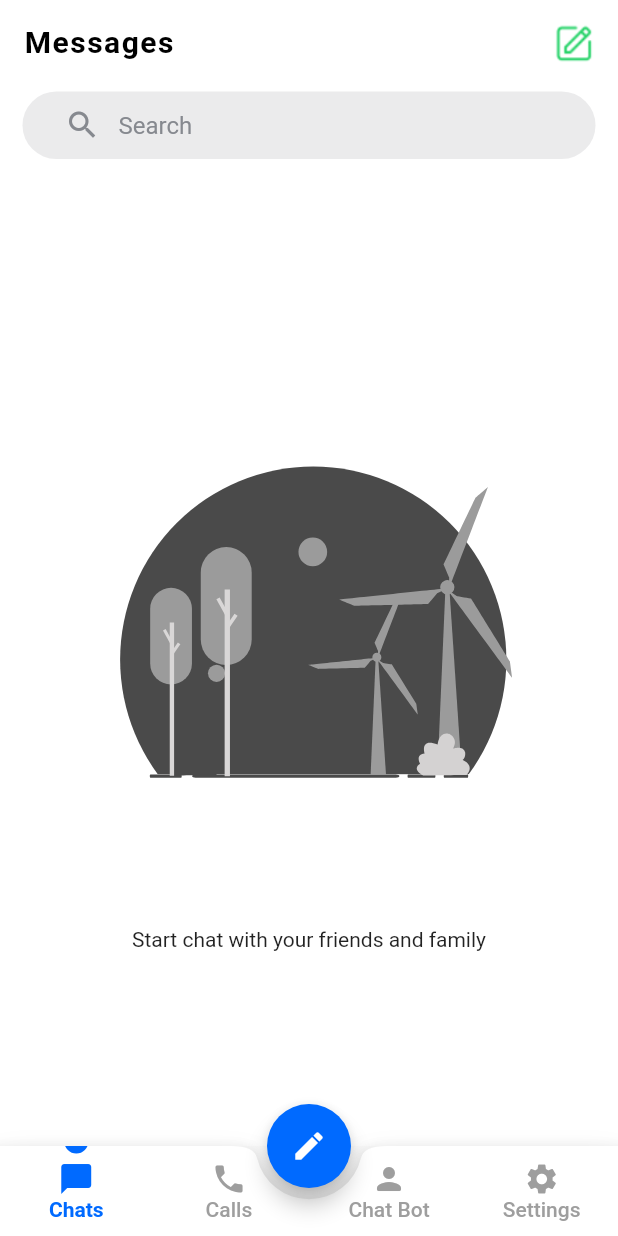
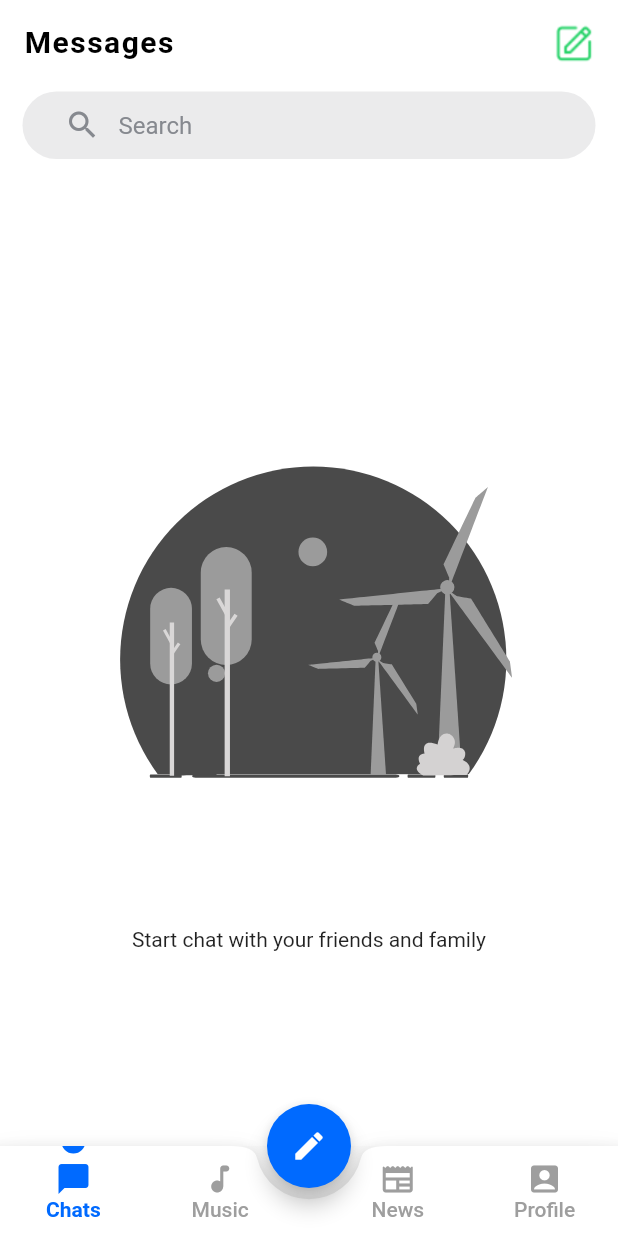
Before and after one commit to chitraarasu/Jabber, a Flutter app: the Home screen opened directly, on a phone screen of 412 x 824 dp. Run offline on Flutter 3.47's test engine with Material 2 defaults, Android fonts, the phone set to English and light mode, and no system bars; our stand-ins replace cloud_firestore, firebase_auth, firebase_core, firebase_storage, get, image_picker and 5 more; missing offline and left inert: country_pickers, encrypt, qr_code_scanner; accounts and stored records are empty; network calls fail; project files that could hold a hidden picture were left out.

```diff
--- a/lib/controller/controller.dart
+++ b/lib/controller/controller.dart
@@ -1,6 +1,6 @@
 import 'dart:io';
 
-import 'package:chatting_application/screens/calls.dart';
+import 'package:chatting_application/screens/music.dart';
 import 'package:chatting_application/screens/chat_list.dart';
 import 'package:chatting_application/screens/create_new_channel_or_join_channel.dart';
 import 'package:chatting_application/screens/settings.dart';
@@ -9,6 +9,7 @@ import 'package:country_pickers/country_pickers.dart';
 import 'package:get/get.dart';
 
 import '../screens/chat_bot.dart';
+import '../screens/news.dart';
 
 class Controller extends GetxController {
   var _index = 0;
@@ -25,8 +26,8 @@ class Controller extends GetxController {
 
   final _screens = [
     ChatList(),
-    const Calls(),
-    const ChatBot(),
+    Music(),
+    News(),
     const Settings(),
   ];
 
--- a/lib/screens/home.dart
+++ b/lib/screens/home.dart
@@ -60,8 +60,10 @@ class _HomeState extends State<Home> {
   }
 
   Widget get bottomNavigationBar {
+    var mediaData = MediaQuery.of(context).size;
     return GetBuilder<Controller>(
       builder: (controller) => BottomAppBar(
+        clipBehavior: Clip.hardEdge,
         shape: const CircularNotchedRectangle(),
         notchMargin: 7.5,
         child: SizedBox(
@@ -74,16 +76,16 @@ class _HomeState extends State<Home> {
               }, controller.index == 0, Icons.messenger, "Chats"),
               CustomMaterialButton(() {
                 controller.setScreen(1);
-              }, controller.index == 1, Icons.phone, "Calls"),
-              const SizedBox(
-                width: 5,
+              }, controller.index == 1, Icons.music_note_rounded, "Music"),
+              SizedBox(
+                width: mediaData.width * .05,
               ),
               CustomMaterialButton(() {
                 controller.setScreen(2);
-              }, controller.index == 2, Icons.person_rounded, "Chat Bot"),
+              }, controller.index == 2, Icons.newspaper_rounded, "News"),
               CustomMaterialButton(() {
                 controller.setScreen(3);
-              }, controller.index == 3, Icons.settings, "Settings"),
+              }, controller.index == 3, Icons.account_box_rounded, "Profile"),
             ],
           ),
         ),
--- /dev/null
+++ b/lib/screens/music.dart
@@ -0,0 +1,12 @@
+import 'package:flutter/material.dart';
+
+class Music extends StatelessWidget {
+  @override
+  Widget build(BuildContext context) {
+    return Scaffold(
+      body: Center(
+        child: Text("Music"),
+      ),
+    );
+  }
+}
--- a/lib/screens/calls.dart
+++ b/lib/screens/news.dart
@@ -1,13 +1,11 @@
 import 'package:flutter/material.dart';
 
-class Calls extends StatelessWidget {
-  const Calls({Key? key}) : super(key: key);
-
+class News extends StatelessWidget {
   @override
   Widget build(BuildContext context) {
     return Scaffold(
       body: Center(
-        child: Text("Calls"),
+        child: Text("News"),
       ),
     );
   }
--- a/lib/widget/join_channel.dart
+++ b/lib/widget/join_channel.dart
@@ -71,7 +71,7 @@ class _JoinChannelState extends State<JoinChannel> {
           'channelOwnerId': item["channelOwnerId"],
           'channelProfile': item["channelProfile"],
           "recentMessage": item["recentMessage"],
-          "time": "12.00 am",
+          "time": item["time"],
         });
       }
     }
```
Also changed, not shown: lib/screens/chat_list.dart (+13 -2 lines), lib/screens/chat_screen.dart (+15 -12 lines), lib/widget/app_bar.dart (added, +105 -0 lines), lib/widget/chat_bar.dart (+51 -10 lines), lib/widget/message_bubble.dart (+11 -6 lines).
